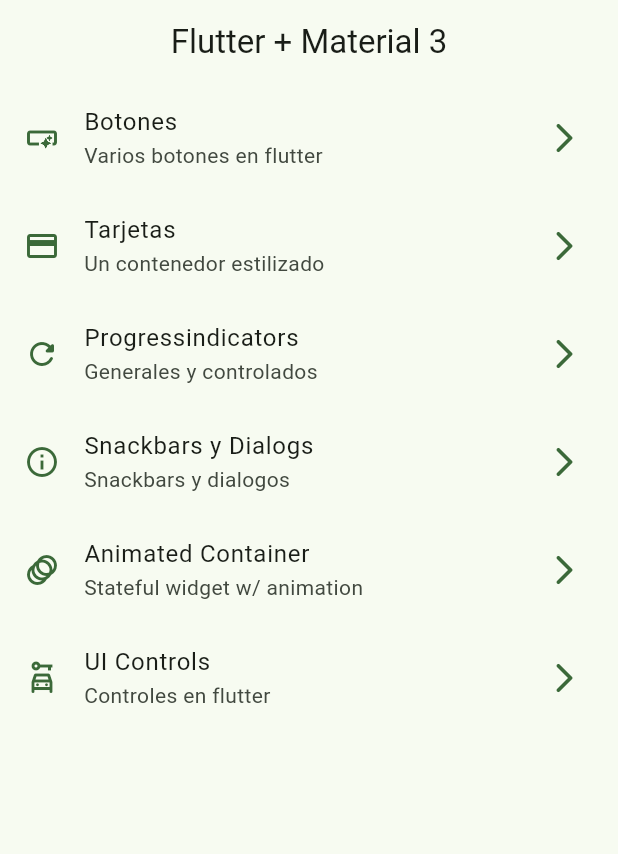
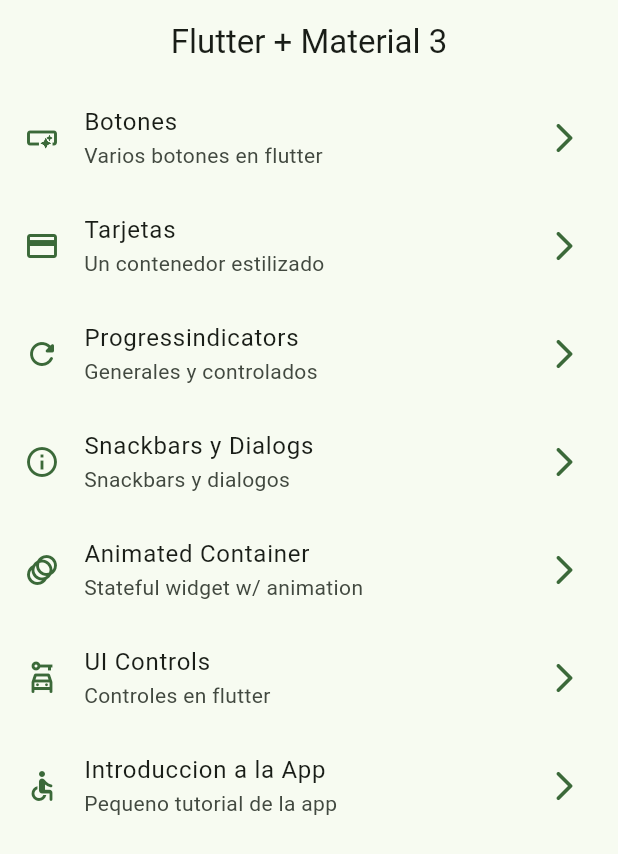
Before and after one commit to Azzzako/flutter_widgets, a Flutter app: the screen it shows after launch, on a phone screen of 412 x 824 dp. Shown: the top 854 px of the screen. Run offline on Flutter 3.47's test engine with Material 3 defaults, Android fonts, the phone set to English and light mode, and no system bars; our stand-ins replace go_router.

Commit message:
menu items update

```diff
--- a/lib/config/menu/menu_items.dart
+++ b/lib/config/menu/menu_items.dart
@@ -19,34 +19,34 @@ const appMenuItems = <MenuItem>[
       subtitle: 'Varios botones en flutter',
       url: '/buttons',
       icon: Icons.smart_button_outlined),
-
   MenuItem(
       title: 'Tarjetas',
       subtitle: 'Un contenedor estilizado',
       url: '/cards',
       icon: Icons.credit_card),
-
   MenuItem(
       title: 'Progressindicators',
       subtitle: 'Generales y controlados',
       url: '/progress',
       icon: Icons.refresh_rounded),
-
-        MenuItem(
+  MenuItem(
       title: 'Snackbars y Dialogs',
       subtitle: 'Snackbars y dialogos',
       url: '/snackbars',
       icon: Icons.info_outline),
-
-        MenuItem(
+  MenuItem(
       title: 'Animated Container',
       subtitle: 'Stateful widget w/ animation',
       url: '/animated',
       icon: Icons.animation_outlined),
-
-          MenuItem(
+  MenuItem(
       title: 'UI Controls',
       subtitle: 'Controles en flutter',
       url: '/ui-controls',
       icon: Icons.car_rental_outlined),
+  MenuItem(
+      title: 'Introduccion a la App',
+      subtitle: 'Pequeno tutorial de la app',
+      url: '/tutorial',
+      icon: Icons.accessible_rounded),
 ];
--- a/lib/config/router/app_router.dart
+++ b/lib/config/router/app_router.dart
@@ -33,5 +33,9 @@ final appRouter = GoRouter(
         path: '/ui-controls',
         builder: (context, state) => const UiControlsScreen(),
         name: UiControlsScreen.name),
+    GoRoute(
+        path: '/tutorial',
+        builder: (context, state) => const AppTutorialScreen(),
+        name: AppTutorialScreen.name),
   ],
 );
```
